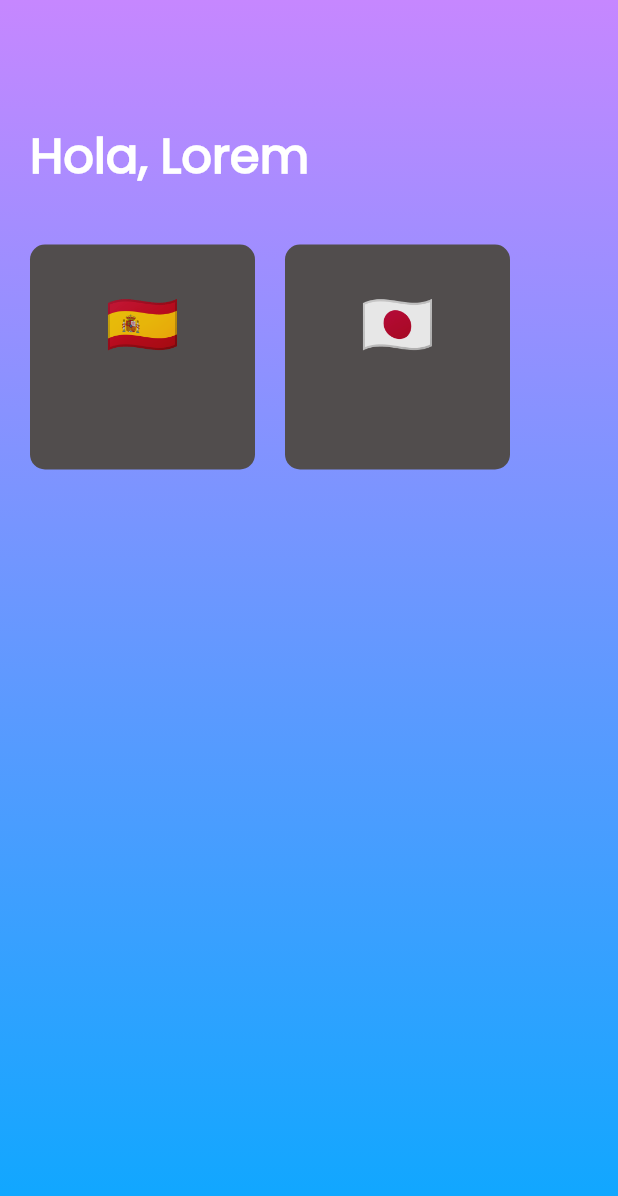
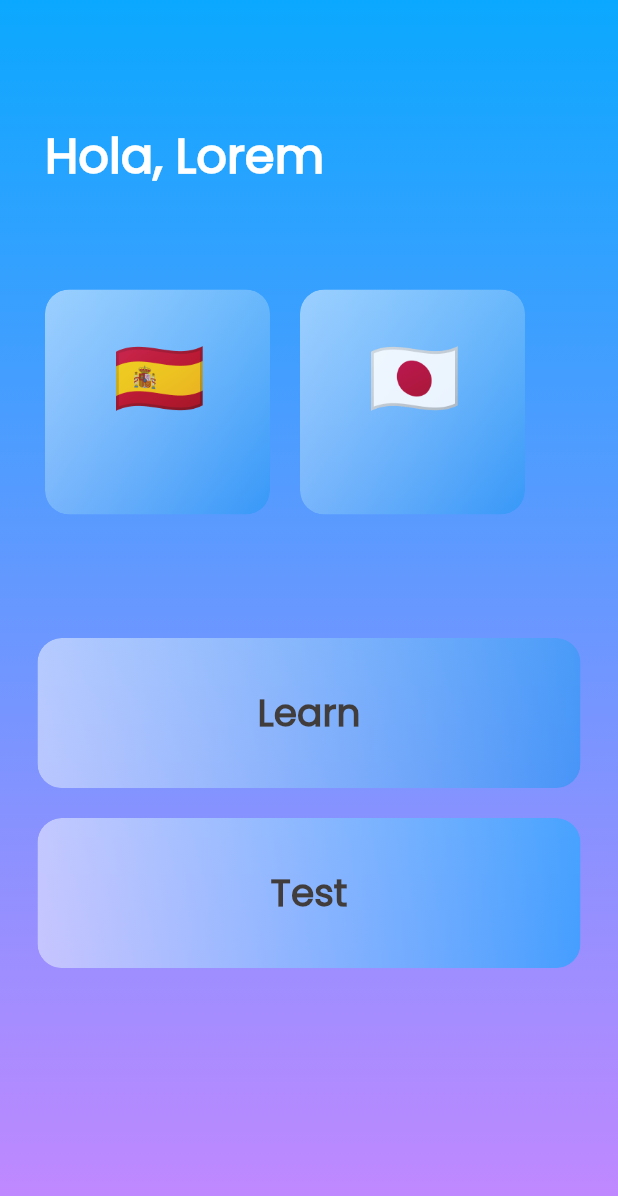
Before and after one commit to ishaan-arya/lingua-scan, a Flutter app: the screen it shows after launch, after a tap on "Log In", on a phone screen of 412 x 824 dp. Shown: the top 1196 px of the screen. Run offline on Flutter 3.47's test engine with Material 2 defaults, Android fonts, the phone set to English and light mode, and no system bars; drawn by our look-alikes of glassmorphism_ui; our stand-ins replace firebase_core; accounts and stored records are empty.

Commit message:
built the home screen

```diff
--- a/lib/constants.dart
+++ b/lib/constants.dart
@@ -2,6 +2,7 @@ import 'package:flutter/material.dart';
 
 const Color kPrimaryPurple = Color(0xff0ba8ff);
 const Color kPrimaryBlue = Color(0xffc687ff);
+const Color kPrimaryGrey = Color(0xff413D3D);
 
 const kTextFieldDecoration = InputDecoration(
   contentPadding: EdgeInsets.symmetric(vertical: 10.0, horizontal: 30.0),
--- a/lib/home.dart
+++ b/lib/home.dart
@@ -2,6 +2,7 @@ import 'package:flutter/material.dart';
 import 'constants.dart';
 import 'learn.dart';
 import 'test.dart';
+import 'package:glassmorphism_ui/glassmorphism_ui.dart';
 
 class HomePage extends StatelessWidget {
   @override
@@ -12,8 +13,8 @@ class HomePage extends StatelessWidget {
           decoration: BoxDecoration(
             gradient: LinearGradient(
               colors: <Color>[
+                kPrimaryPurple,
                 kPrimaryBlue,
-                kPrimaryPurple,
               ], // Change colors as needed
               begin: Alignment.topCenter,
               end: Alignment.bottomCenter,
@@ -24,55 +25,157 @@ class HomePage extends StatelessWidget {
               crossAxisAlignment: CrossAxisAlignment.stretch,
               children: [
                 Padding(
-                  padding: EdgeInsets.only(left: 20, top: 80),
+                  padding: EdgeInsets.only(left: 30, top: 80),
                   child: Text(
                     "Hola, Lorem",
                     style: kHeadingTextStyle,
                   ),
                 ),
                 SizedBox(
-                  height: 35,
+                  height: 50,
                 ),
                 Padding(
                   padding: EdgeInsets.symmetric(horizontal: 20),
+                ),
+                SizedBox(
+                  height: 15,
+                ),
+                Padding(
+                  padding: EdgeInsets.symmetric(horizontal: 30),
                   child: Row(
                     children: [
-                      Container(
+                      GlassContainer(
                         height: 150,
                         width: 150,
-                        decoration: BoxDecoration(
-                          borderRadius: BorderRadius.circular(10),
-                          color: Color(0xff514D4D),
+                        blur: 8,
+                        color: Colors.white.withOpacity(1),
+                        gradient: LinearGradient(
+                          begin: Alignment.topLeft,
+                          end: Alignment.bottomRight,
+                          colors: [
+                            Colors.white.withOpacity(0.5),
+                            Colors.blue.withOpacity(0.6),
+                          ],
                         ),
+                        //--code to remove border
+                        border: Border.fromBorderSide(BorderSide.none),
+                        shadowStrength: 8,
+                        borderRadius: BorderRadius.circular(16),
+                        shadowColor: Colors.black.withOpacity(0.5),
                         child: Padding(
-                          padding: EdgeInsets.only(top: 30, left: 50),
+                          padding: EdgeInsets.only(top: 30, left: 45),
                           child: Text(
                             "🇪🇸",
-                            style: TextStyle(fontSize: 40),
+                            style: TextStyle(fontSize: 50),
                           ),
                         ),
                       ),
                       SizedBox(
                         width: 20,
                       ),
-                      Container(
+                      GlassContainer(
                         height: 150,
                         width: 150,
-                        decoration: BoxDecoration(
-                          borderRadius: BorderRadius.circular(10),
-                          color: Color(0xff514D4D),
+                        blur: 8,
+                        color: Colors.white.withOpacity(1),
+                        gradient: LinearGradient(
+                          begin: Alignment.topLeft,
+                          end: Alignment.bottomRight,
+                          colors: [
+                            Colors.white.withOpacity(0.5),
+                            Colors.blue.withOpacity(0.6),
+                          ],
                         ),
+                        //--code to remove border
+                        border: Border.fromBorderSide(BorderSide.none),
+                        shadowStrength: 8,
+                        borderRadius: BorderRadius.circular(16),
+                        shadowColor: Colors.black.withOpacity(0.5),
                         child: Padding(
-                          padding: EdgeInsets.only(top: 30, left: 50),
+                          padding: EdgeInsets.only(top: 30, left: 45),
                           child: Text(
                             "🇯🇵",
-                            style: TextStyle(fontSize: 40),
+                            style: TextStyle(fontSize: 50),
                           ),
                         ),
                       ),
                     ],
                   ),
                 ),
+                SizedBox(height: MediaQuery.sizeOf(context).height * 0.1),
+                GestureDetector(
+                  child: Padding(
+                    padding: EdgeInsets.symmetric(horizontal: 25),
+                    child: GlassContainer(
+                      height: 100,
+
+                      blur: 8,
+                      color: Colors.white.withOpacity(1),
+                      gradient: LinearGradient(
+                        begin: Alignment.topLeft,
+                        end: Alignment.bottomRight,
+                        colors: [
+                          Colors.white.withOpacity(0.5),
+                          Colors.blue.withOpacity(0.6),
+                        ],
+                      ),
+                      //--code to remove border
+                      border: Border.fromBorderSide(BorderSide.none),
+                      shadowStrength: 8,
+                      borderRadius: BorderRadius.circular(16),
+                      shadowColor: Colors.black.withOpacity(0.5),
+                      child: Center(
+                        child: Text(
+                          "Learn",
+                          style: kHeadingTextStyle.copyWith(
+                            fontSize: 25,
+                            color: kPrimaryGrey,
+                          ),
+                        ),
+                      ),
+                    ),
+                  ),
+                  onTap: () {
+                    Navigator.pushNamed(context, '/learn');
+                  },
+                ),
+                SizedBox(
+                  height: 20,
+                ),
+                GestureDetector(
+                  child: Padding(
+                    padding: EdgeInsets.symmetric(horizontal: 25),
+                    child: GlassContainer(
+                      height: 100,
+
+                      blur: 8,
+                      color: Colors.white.withOpacity(1),
+                      gradient: LinearGradient(
+                        begin: Alignment.topLeft,
+                        end: Alignment.bottomRight,
+                        colors: [
+                          Colors.white.withOpacity(0.5),
+                          kPrimaryPurple.withOpacity(0.6),
+                        ],
+                      ),
+                      //--code to remove border
+                      border: Border.fromBorderSide(BorderSide.none),
+                      shadowStrength: 8,
+                      borderRadius: BorderRadius.circular(16),
+                      shadowColor: Colors.black.withOpacity(0.5),
+                      child: Center(
+                        child: Text(
+                          "Test",
+                          style: kHeadingTextStyle.copyWith(
+                              fontSize: 25, color: kPrimaryGrey),
+                        ),
+                      ),
+                    ),
+                  ),
+                  onTap: () {
+                    Navigator.pushNamed(context, '/test');
+                  },
+                )
               ],
             ),
           ),
--- a/lib/login.dart
+++ b/lib/login.dart
@@ -1,6 +1,7 @@
 import 'package:flutter/material.dart';
 import 'constants.dart';
 import 'home.dart';
+import 'package:glassmorphism_ui/glassmorphism_ui.dart';
 
 class LoginScreen extends StatelessWidget {
   const LoginScreen({super.key});
@@ -13,8 +14,8 @@ class LoginScreen extends StatelessWidget {
           decoration: BoxDecoration(
             gradient: LinearGradient(
               colors: <Color>[
+                kPrimaryPurple,
                 kPrimaryBlue,
-                kPrimaryPurple,
               ], // Change colors as needed
               begin: Alignment.topCenter,
               end: Alignment.bottomCenter,
@@ -24,7 +25,7 @@ class LoginScreen extends StatelessWidget {
             child: Column(
               mainAxisAlignment: MainAxisAlignment.center,
               children: [
-                Text("[Insert App Name]", style: kHeadingTextStyle),
+                Text("LingoSnap", style: kHeadingTextStyle),
                 SizedBox(
                   height: 50,
                 ),
@@ -64,14 +65,33 @@ class LoginScreen extends StatelessWidget {
                         print("Navigation error: $e");
                       }
                     },
-                    child: Container(
-                      height: 50,
-                      decoration: BoxDecoration(
-                        color: Color(0xff514D4D),
-                        borderRadius: BorderRadius.circular(10),
-                      ),
-                      child: Center(
-                        child: Text("Log In", style: kButtonTextStyle),
+                    child: Padding(
+                      padding: EdgeInsets.symmetric(horizontal: 40),
+                      child: GlassContainer(
+                        height: 65,
+
+                        blur: 8,
+                        color: Colors.white.withOpacity(1),
+                        gradient: LinearGradient(
+                          begin: Alignment.topLeft,
+                          end: Alignment.bottomRight,
+                          colors: [
+                            Colors.white.withOpacity(0.5),
+                            Colors.blue.withOpacity(0.6),
+                          ],
+                        ),
+                        //--code to remove border
+                        border: Border.fromBorderSide(BorderSide.none),
+                        shadowStrength: 8,
+                        borderRadius: BorderRadius.circular(16),
+                        shadowColor: Colors.black.withOpacity(0.5),
+                        child: Center(
+                          child: Text(
+                            "Log In",
+                            style: kHeadingTextStyle.copyWith(
+                                fontSize: 20, color: kPrimaryGrey),
+                          ),
+                        ),
                       ),
                     ),
                   ),
--- a/pubspec.yaml
+++ b/pubspec.yaml
@@ -37,6 +37,8 @@ dependencies:
   firebase_auth: ^4.9.0
   firebase: ^9.0.3
   firebase_core: ^2.15.1
+  glassmorphism_buttons: ^0.0.8
+  glassmorphism_ui: ^0.3.0
 
 dev_dependencies:
   flutter_test:
```
Also changed, not shown: pubspec.lock.
